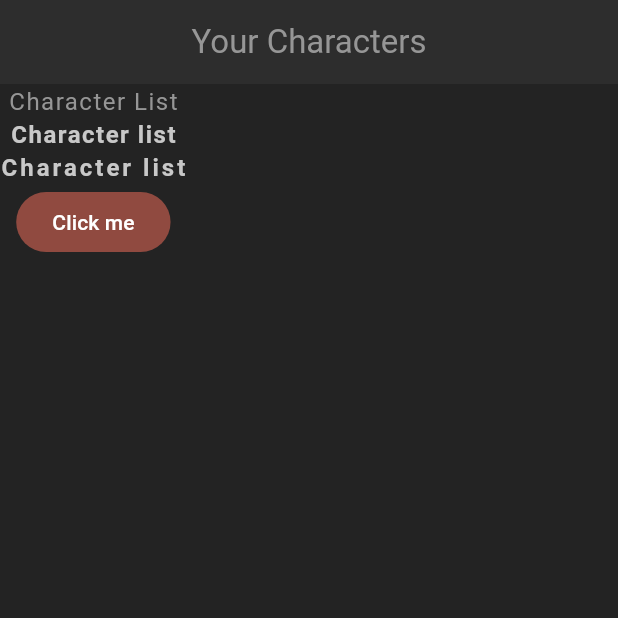
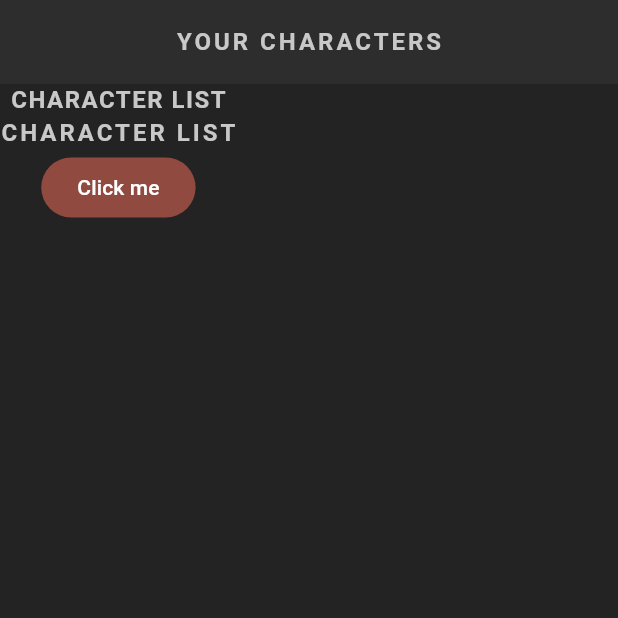
Before and after one commit to takumi-kuwamoto98/flutter_rpg, a Flutter app: the screen it shows after launch, on a phone screen of 412 x 824 dp, the top half of it. Run offline on Flutter 3.47's test engine with Material 3 defaults, Android fonts, the phone set to English and light mode, and no system bars; our stand-ins replace google_fonts; Roboto replaces fonts that are missing (Kanit).

Commit message:
import google fonts

```diff
--- a/flutter_rpg/lib/screens/home/home.dart
+++ b/flutter_rpg/lib/screens/home/home.dart
@@ -1,4 +1,5 @@
 import 'package:flutter/material.dart';
+import 'package:flutter_rpg/shared/styled_text.dart';
 
 class Home extends StatefulWidget {
   const Home({super.key});
@@ -12,16 +13,13 @@ class _HomeState extends State<Home> {
   Widget build(BuildContext context) {
     return Scaffold(
       appBar: AppBar(
-        title: const Text('Your Characters'),
+        title: const StyledTitle('Your Characters'),
         centerTitle: true,
       ),
       body: Column(
         children: [
-          const Text('Character List'),
-          Text('Character list',
-              style: Theme.of(context).textTheme.headlineMedium),
-          Text('Character list',
-              style: Theme.of(context).textTheme.titleMedium),
+          const StyledHeading('Character List'),
+          const StyledTitle('Character list'),
           FilledButton(
             onPressed: () {},
             child: const Text('Click me'),
--- /dev/null
+++ b/flutter_rpg/lib/shared/styled_text.dart
@@ -0,0 +1,44 @@
+import 'package:flutter/material.dart';
+import 'package:google_fonts/google_fonts.dart';
+
+class StyledText extends StatelessWidget {
+  const StyledText(this.text, {super.key});
+
+  final String text;
+  @override
+  Widget build(BuildContext context) {
+    return Text(
+      text,
+      style:
+          GoogleFonts.kanit(textStyle: Theme.of(context).textTheme.bodyMedium),
+    );
+  }
+}
+
+class StyledHeading extends StatelessWidget {
+  const StyledHeading(this.text, {super.key});
+
+  final String text;
+  @override
+  Widget build(BuildContext context) {
+    return Text(
+      text.toUpperCase(),
+      style: GoogleFonts.kanit(
+          textStyle: Theme.of(context).textTheme.headlineMedium),
+    );
+  }
+}
+
+class StyledTitle extends StatelessWidget {
+  const StyledTitle(this.text, {super.key});
+
+  final String text;
+  @override
+  Widget build(BuildContext context) {
+    return Text(
+      text.toUpperCase(),
+      style:
+          GoogleFonts.kanit(textStyle: Theme.of(context).textTheme.titleMedium),
+    );
+  }
+}
--- a/flutter_rpg/pubspec.yaml
+++ b/flutter_rpg/pubspec.yaml
@@ -35,6 +35,7 @@ dependencies:
   # The following adds the Cupertino Icons font to your application.
   # Use with the CupertinoIcons class for iOS style icons.
   cupertino_icons: ^1.0.6
+  google_fonts: ^6.2.1
 
 dev_dependencies:
   flutter_test:
```
Also changed, not shown: flutter_rpg/pubspec.lock, 7 other files.
